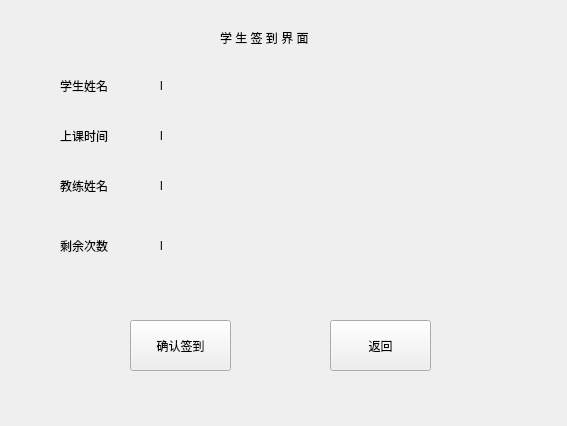
Above: Qiandao/Qiandao_face_Main.ui from Holy-Shine/Acrotest before the change. Below: the same form after it.
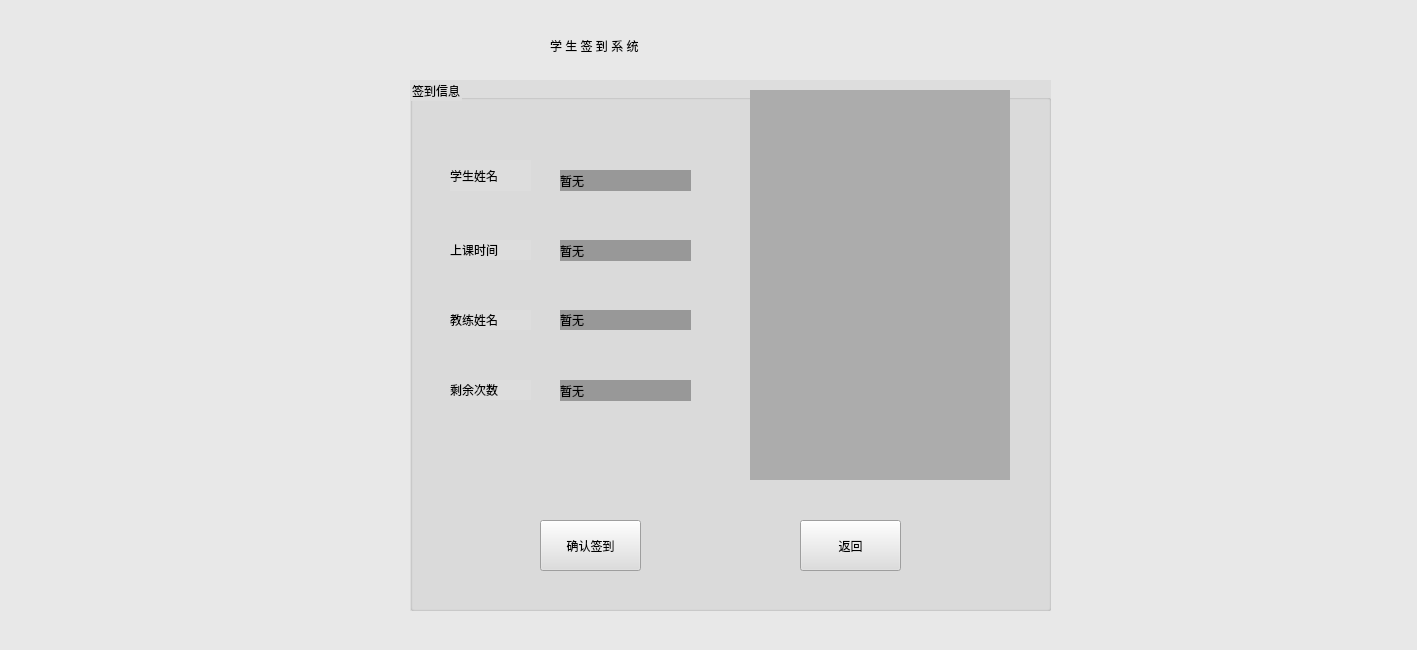
That is the form after the change.

```diff
--- a/Qiandao/Qiandao_face_Main.ui
+++ b/Qiandao/Qiandao_face_Main.ui
@@ -6,8 +6,8 @@
    <rect>
     <x>0</x>
     <y>0</y>
-    <width>567</width>
-    <height>426</height>
+    <width>1417</width>
+    <height>650</height>
    </rect>
   </property>
   <property name="windowTitle">
@@ -16,24 +16,126 @@
   <property name="toolTipDuration">
    <number>-1</number>
   </property>
+  <property name="styleSheet">
+   <string notr="true">background-color: rgb(232, 232, 232);</string>
+  </property>
+  <widget class="QLabel" name="lb_toplabel">
+   <property name="geometry">
+    <rect>
+     <x>550</x>
+     <y>20</y>
+     <width>401</width>
+     <height>51</height>
+    </rect>
+   </property>
+   <property name="styleSheet">
+    <string notr="true">font: 75 28pt &quot;楷体&quot;;</string>
+   </property>
+   <property name="text">
+    <string>学 生 签 到 系 统 </string>
+   </property>
+   <property name="textFormat">
+    <enum>Qt::AutoText</enum>
+   </property>
+  </widget>
+  <widget class="QGroupBox" name="groupBox">
+   <property name="geometry">
+    <rect>
+     <x>410</x>
+     <y>80</y>
+     <width>641</width>
+     <height>531</height>
+    </rect>
+   </property>
+   <property name="styleSheet">
+    <string notr="true">background-color: rgb(221, 221, 221);</string>
+   </property>
+   <property name="title">
+    <string>签到信息</string>
+   </property>
+   <widget class="QLabel" name="lb_name">
+    <property name="geometry">
+     <rect>
+      <x>40</x>
+      <y>80</y>
+      <width>81</width>
+      <height>31</height>
+     </rect>
+    </property>
+    <property name="styleSheet">
+     <string notr="true">font: 14pt &quot;宋体&quot;;</string>
+    </property>
+    <property name="text">
+     <string>学生姓名</string>
+    </property>
+   </widget>
+   <widget class="QLabel" name="lb_nameinfo">
+    <property name="geometry">
+     <rect>
+      <x>150</x>
+      <y>90</y>
+      <width>131</width>
+      <height>21</height>
+     </rect>
+    </property>
+    <property name="styleSheet">
+     <string notr="true">background-color: rgb(152, 152, 152);
+font: 14pt &quot;楷体&quot;;</string>
+    </property>
+    <property name="text">
+     <string>暂无</string>
+    </property>
+   </widget>
+   <widget class="QLabel" name="lb_date">
+    <property name="geometry">
+     <rect>
+      <x>40</x>
+      <y>160</y>
+      <width>81</width>
+      <height>20</height>
+     </rect>
+    </property>
+    <property name="styleSheet">
+     <string notr="true">font: 14pt &quot;宋体&quot;;</string>
+    </property>
+    <property name="text">
+     <string>上课时间</string>
+    </property>
+   </widget>
   <widget class="QLabel" name="label">
    <property name="geometry">
     <rect>
-     <x>290</x>
-     <y>80</y>
-     <width>231</width>
-     <height>191</height>
-    </rect>
-   </property>
+      <x>340</x>
+      <y>10</y>
+      <width>260</width>
+      <height>390</height>
+     </rect>
+    </property>
+    <property name="styleSheet">
+     <string notr="true">background-color: rgb(172, 172, 172);</string>
+    </property>
    <property name="text">
     <string/>
    </property>
   </widget>
+   <widget class="QPushButton" name="bt_trackback">
+    <property name="geometry">
+     <rect>
+      <x>390</x>
+      <y>440</y>
+      <width>101</width>
+      <height>51</height>
+     </rect>
+    </property>
+    <property name="text">
+     <string>返回</string>
+    </property>
+   </widget>
   <widget class="QPushButton" name="bt_qiandao_confrim">
    <property name="geometry">
     <rect>
      <x>130</x>
-     <y>320</y>
+      <y>440</y>
      <width>101</width>
      <height>51</height>
     </rect>
@@ -42,54 +144,18 @@
     <string>确认签到</string>
    </property>
   </widget>
-  <widget class="QPushButton" name="bt_trackback">
-   <property name="geometry">
-    <rect>
-     <x>330</x>
-     <y>320</y>
-     <width>101</width>
-     <height>51</height>
-    </rect>
-   </property>
-   <property name="text">
-    <string>返回</string>
-   </property>
-  </widget>
-  <widget class="QLabel" name="lb_name">
-   <property name="geometry">
-    <rect>
-     <x>60</x>
-     <y>80</y>
-     <width>54</width>
-     <height>12</height>
-    </rect>
-   </property>
-   <property name="text">
-    <string>学生姓名</string>
-   </property>
-  </widget>
-  <widget class="QLabel" name="lb_date">
-   <property name="geometry">
-    <rect>
-     <x>60</x>
-     <y>130</y>
-     <width>54</width>
-     <height>12</height>
-    </rect>
-   </property>
-   <property name="text">
-    <string>上课时间</string>
-   </property>
-  </widget>
   <widget class="QLabel" name="lb_coach">
    <property name="geometry">
     <rect>
-     <x>60</x>
-     <y>180</y>
-     <width>54</width>
-     <height>12</height>
-    </rect>
-   </property>
+      <x>40</x>
+      <y>230</y>
+      <width>81</width>
+      <height>20</height>
+     </rect>
+    </property>
+    <property name="styleSheet">
+     <string notr="true">font: 14pt &quot;宋体&quot;;</string>
+    </property>
    <property name="text">
     <string>教练姓名</string>
    </property>
@@ -97,83 +163,70 @@
   <widget class="QLabel" name="lb_rest">
    <property name="geometry">
     <rect>
-     <x>60</x>
-     <y>240</y>
-     <width>54</width>
-     <height>12</height>
-    </rect>
-   </property>
+      <x>40</x>
+      <y>300</y>
+      <width>81</width>
+      <height>20</height>
+     </rect>
+    </property>
+    <property name="styleSheet">
+     <string notr="true">font: 14pt &quot;宋体&quot;;</string>
+    </property>
    <property name="text">
     <string>剩余次数</string>
    </property>
   </widget>
-  <widget class="QLabel" name="lb_nameinfo">
-   <property name="geometry">
-    <rect>
-     <x>160</x>
-     <y>80</y>
-     <width>54</width>
-     <height>12</height>
-    </rect>
-   </property>
-   <property name="text">
-    <string>l</string>
-   </property>
-  </widget>
   <widget class="QLabel" name="lb_dateinfo">
    <property name="geometry">
     <rect>
-     <x>160</x>
-     <y>130</y>
-     <width>54</width>
-     <height>12</height>
-    </rect>
-   </property>
+      <x>150</x>
+      <y>160</y>
+      <width>131</width>
+      <height>21</height>
+     </rect>
+    </property>
+    <property name="styleSheet">
+     <string notr="true">background-color: rgb(152, 152, 152);
+font: 14pt &quot;楷体&quot;;</string>
+    </property>
    <property name="text">
-    <string>l</string>
+     <string>暂无</string>
    </property>
   </widget>
   <widget class="QLabel" name="lb_coach_info">
    <property name="geometry">
     <rect>
-     <x>160</x>
-     <y>180</y>
-     <width>54</width>
-     <height>12</height>
-    </rect>
-   </property>
+      <x>150</x>
+      <y>230</y>
+      <width>131</width>
+      <height>20</height>
+     </rect>
+    </property>
+    <property name="styleSheet">
+     <string notr="true">background-color: rgb(152, 152, 152);
+font: 14pt &quot;楷体&quot;;</string>
+    </property>
    <property name="text">
-    <string>l</string>
+     <string>暂无</string>
    </property>
   </widget>
   <widget class="QLabel" name="lb_restinfo">
    <property name="geometry">
     <rect>
-     <x>160</x>
-     <y>240</y>
-     <width>54</width>
-     <height>12</height>
-    </rect>
-   </property>
+      <x>150</x>
+      <y>300</y>
+      <width>131</width>
+      <height>21</height>
+     </rect>
+    </property>
+    <property name="styleSheet">
+     <string notr="true">background-color: rgb(152, 152, 152);
+font: 14pt &quot;楷体&quot;;</string>
+    </property>
    <property name="text">
-    <string>l</string>
-   </property>
-  </widget>
-  <widget class="QLabel" name="lb_toplabel">
-   <property name="geometry">
-    <rect>
-     <x>220</x>
-     <y>30</y>
-     <width>101</width>
-     <height>16</height>
-    </rect>
-   </property>
-   <property name="text">
-    <string>学 生 签 到 界 面</string>
-   </property>
-   <property name="textFormat">
-    <enum>Qt::AutoText</enum>
-   </property>
+     <string>暂无</string>
+    </property>
+   </widget>
   </widget>
  </widget>
  <resources/>
```
Lines whose indentation alone changed are shown as unchanged.
